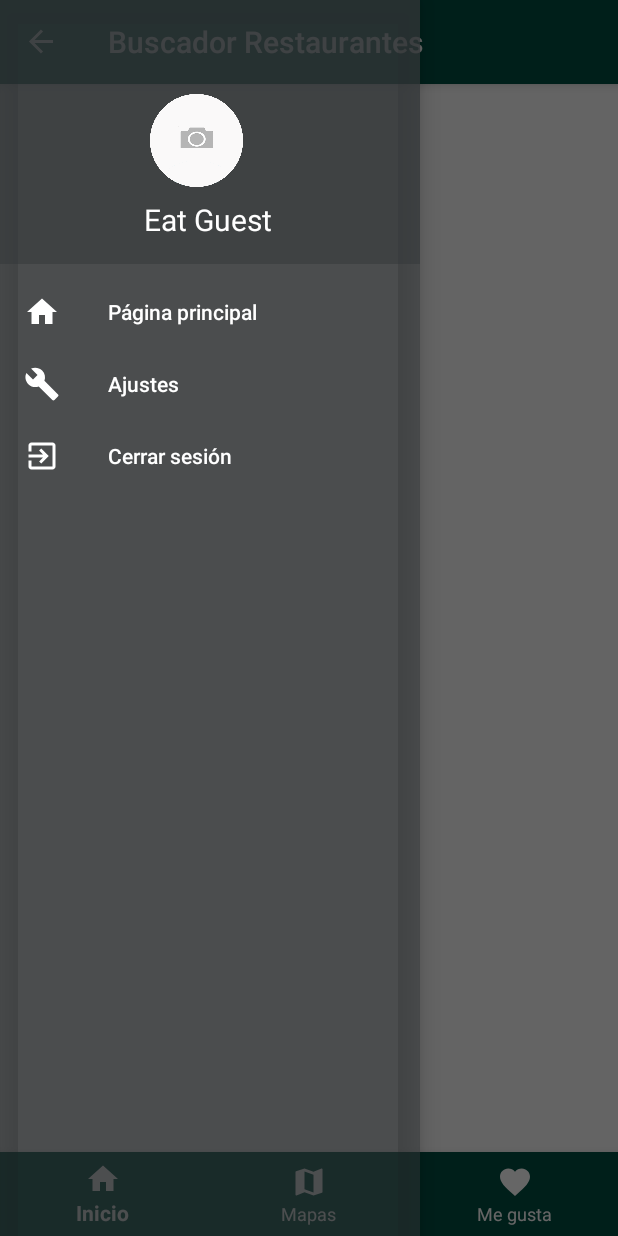
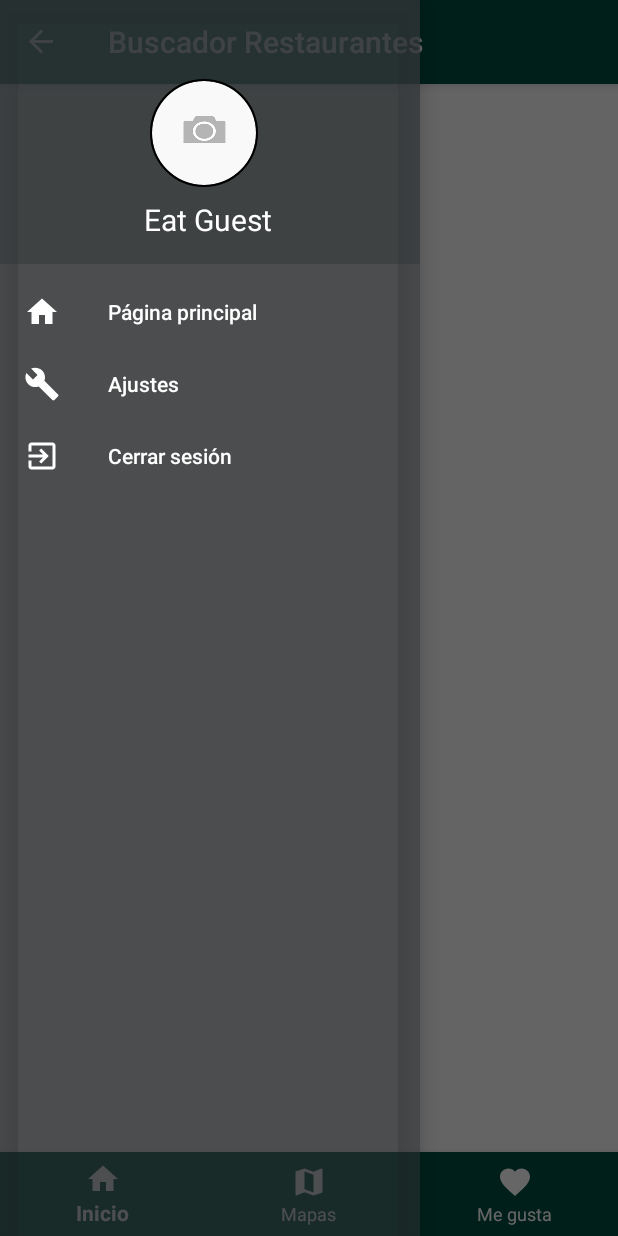
Before and after one commit to joseluisrayo/MyRestauranteV4, an Android app: the screen it shows after launch once a user with an empty profile is signed in (PrincipalActivity), with the side drawer open, on a phone screen of 412 x 824 dp. Run offline under Robolectric (Android 15) with nearby library versions, the phone set to English and light mode, and no system bars; our stand-ins replace CircleImageView, Firebase (no records; nobody signed in at launch, a user with empty details on screens opened directly), Picasso; libraries missing offline, so code that uses them is left out: com.facebook, com.facebook.login, com.mancj.materialsearchbar; pictures from the network do not load; 11 statements that could not run were skipped.

Commit message:
Actualizacion de usuarios

```diff
--- a/app/src/main/AndroidManifest.xml
+++ b/app/src/main/AndroidManifest.xml
@@ -39,7 +39,6 @@
         <meta-data
             android:name="com.facebook.sdk.ApplicationId"
             android:value="@string/facebook_app_id" />
-
         <activity
             android:name="com.facebook.FacebookActivity"
             android:configChanges="keyboard|keyboardHidden|screenLayout|screenSize|orientation"
@@ -49,10 +48,8 @@
             android:exported="true">
             <intent-filter>
                 <action android:name="android.intent.action.VIEW" />
-
                 <category android:name="android.intent.category.DEFAULT" />
                 <category android:name="android.intent.category.BROWSABLE" />
-
                 <data android:scheme="@string/fb_login_protocol_scheme" />
             </intent-filter>
         </activity>
--- a/app/src/main/java/com/example/joserayo/myrestaurantev3/Model/LoginModel.java
+++ b/app/src/main/java/com/example/joserayo/myrestaurantev3/Model/LoginModel.java
@@ -18,6 +18,7 @@ public class LoginModel implements LoginInterfaces.Model{
     public LoginModel(LoginInterfaces.TaskListener listener) {
         this.listener = listener;
         firebaseAuth=FirebaseAuth.getInstance();
+
     }
 
     @Override
@@ -30,7 +31,6 @@ public class LoginModel implements LoginInterfaces.Model{
                 } else
                 if(task.getException()!=null){
                     listener.onError(task.getException().getMessage());
-
                 }
             }
         });
--- a/app/src/main/java/com/example/joserayo/myrestaurantev3/View/ListaFragment.java
+++ b/app/src/main/java/com/example/joserayo/myrestaurantev3/View/ListaFragment.java
@@ -36,7 +36,7 @@ import java.util.List;
 
 public class ListaFragment extends Fragment{
 
-    private TextView ico_megusta;
+
     private ImageView imagensinConexion;
     private RecyclerView recyclerView;
     private DatabaseReference  mDatabase;
@@ -58,9 +58,6 @@ public class ListaFragment extends Fragment{
         recyclerView = (RecyclerView)vista.findViewById(R.id.myreclicleview);
         recyclerView.setHasFixedSize(true);
         recyclerView.setLayoutManager(new LinearLayoutManager(getContext()));
-
-        //muestra el icono
-        ico_megusta = (TextView)vista.findViewById(R.id.ico_favorite);
 
         //se instacion al id de imagensinconexion
         imagensinConexion = (ImageView)vista.findViewById(R.id.imagenSinConexion);
--- a/app/src/main/java/com/example/joserayo/myrestaurantev3/View/MainActivity.java
+++ b/app/src/main/java/com/example/joserayo/myrestaurantev3/View/MainActivity.java
@@ -15,6 +15,7 @@ import com.facebook.AccessToken;
 import com.facebook.CallbackManager;
 import com.facebook.FacebookCallback;
 import com.facebook.FacebookException;
+import com.facebook.FacebookSdk;
 import com.facebook.login.LoginResult;
 import com.facebook.login.widget.LoginButton;
 import com.google.android.gms.tasks.OnCompleteListener;
@@ -85,7 +86,7 @@ public class MainActivity extends AppCompatActivity{
         callbackManager = CallbackManager.Factory.create();
         //login por facebook
         loginButton = (LoginButton) findViewById(R.id.login_button);
-        loginButton.setReadPermissions("email");
+        loginButton.setReadPermissions("email","public_profile");
         // If using in a fragment
         //loginButton.setFragment(this);
         // Callback registration
@@ -132,8 +133,14 @@ public class MainActivity extends AppCompatActivity{
         firebaseAuth.signInWithCredential(credential).addOnCompleteListener(this, new OnCompleteListener<AuthResult>() {
             @Override
             public void onComplete(@NonNull Task<AuthResult> task) {
-                if (!task.isSuccessful()){
+                if (task.isSuccessful()){
+                    //Toast.makeText(getApplicationContext(),"Bienvenido",Toast.LENGTH_SHORT).show();
+                    FirebaseUser user = firebaseAuth.getCurrentUser();
+                    loginButton.setEnabled(true);
+                    goMainScreem();
+                }else{
                     Toast.makeText(getApplicationContext(),"Error en login",Toast.LENGTH_SHORT).show();
+                    loginButton.setEnabled(true);
                 }
 
                 //loginButton.setVisibility(View.VISIBLE);
--- a/app/src/main/java/com/example/joserayo/myrestaurantev3/View/PrincipalActivity.java
+++ b/app/src/main/java/com/example/joserayo/myrestaurantev3/View/PrincipalActivity.java
@@ -14,22 +14,34 @@ import android.support.v7.app.AppCompatActivity;
 import android.support.v7.widget.Toolbar;
 import android.view.Menu;
 import android.view.MenuItem;
+import android.view.View;
+import android.widget.ImageView;
 import android.widget.TextView;
 import com.example.joserayo.myrestaurantev3.R;
 import com.facebook.login.LoginManager;
 import com.google.firebase.auth.FirebaseAuth;
+import com.google.firebase.auth.FirebaseUser;
+import com.google.firebase.database.DatabaseReference;
+import com.google.firebase.database.FirebaseDatabase;
 
 
 public class PrincipalActivity extends AppCompatActivity
         implements NavigationView.OnNavigationItemSelectedListener {
 
     private TextView nombuser;
+    private ImageView imagenPhoto;
+    String userid="";
+    FirebaseDatabase firebaseDatabase ;
+    DatabaseReference users;
 
     @Override
     protected void onCreate(Bundle savedInstanceState) {
         super.onCreate(savedInstanceState);
         setContentView(R.layout.activity_principal);
 
+        //instanciamos la base de datos
+        firebaseDatabase = FirebaseDatabase.getInstance();
+        users = firebaseDatabase.getReference("users");
 
         Toolbar toolbar = (Toolbar) findViewById(R.id.toolbar);
         setSupportActionBar(toolbar);
@@ -43,6 +55,12 @@ public class PrincipalActivity extends AppCompatActivity
         toggle.syncState();
 
         NavigationView navigationView = (NavigationView) findViewById(R.id.nav_view);
+        ///validamos el iduser recibido
+        View hView = navigationView.getHeaderView(0);
+        nombuser = (TextView) hView.findViewById(R.id.nombreUser);
+        imagenPhoto = (ImageView)hView.findViewById(R.id.imageView);
+        userid = getIntent().getStringExtra("idUser");
+
         navigationView.setNavigationItemSelectedListener(this);
 
         BottomNavigationView bottomNavigationView = findViewById(R.id.bottom_navegation);
@@ -50,14 +68,6 @@ public class PrincipalActivity extends AppCompatActivity
 
         getSupportFragmentManager().beginTransaction().replace(R.id.fragment_container, new ListaFragment()).commit();
 
-/*
-        FirebaseUser user = FirebaseAuth.getInstance().getCurrentUser();
-       if (user !=null){
-
-        }else {
-
-            goloinScreen();
-        } */
     }
 
     private void goloinScreen(){
--- a/app/src/main/java/com/example/joserayo/myrestaurantev3/View/SingInActivity.java
+++ b/app/src/main/java/com/example/joserayo/myrestaurantev3/View/SingInActivity.java
@@ -90,7 +90,6 @@ public class SingInActivity extends AppCompatActivity implements LoginInterfaces
         } else{
             presenter.toLogin(user2.getText().toString(),pass2.getText().toString());
         }
-
     }
 
     @Override
@@ -128,6 +127,7 @@ public class SingInActivity extends AppCompatActivity implements LoginInterfaces
         super.onDestroy();
         presenter.onDestoy();
     }
+
     public void registrar(View view){
         startActivity(new Intent(this,SingUpActivity.class));
 
--- a/app/src/main/res/drawable/ic_favorite_black_24dp.xml
+++ b/app/src/main/res/drawable/ic_favorite_black_24dp.xml
@@ -4,6 +4,6 @@
         android:viewportWidth="24.0"
         android:viewportHeight="24.0">
     <path
-        android:fillColor="#FF000000"
+        android:fillColor="#FFF"
         android:pathData="M12,21.35l-1.45,-1.32C5.4,15.36 2,12.28 2,8.5 2,5.42 4.42,3 7.5,3c1.74,0 3.41,0.81 4.5,2.09C13.09,3.81 14.76,3 16.5,3 19.58,3 22,5.42 22,8.5c0,3.78 -3.4,6.86 -8.55,11.54L12,21.35z"/>
 </vector>
--- a/app/src/main/res/layout/nav_header_principal.xml
+++ b/app/src/main/res/layout/nav_header_principal.xml
@@ -12,14 +12,17 @@
     android:paddingTop="@dimen/activity_vertical_margin"
     android:theme="@style/ThemeOverlay.AppCompat.Dark">
 
-    <ImageView
+    <de.hdodenhof.circleimageview.CircleImageView
+        xmlns:app="http://schemas.android.com/apk/res-auto"
+        android:id="@+id/imageView"
         android:layout_marginLeft="80dp"
-        android:id="@+id/imageView"
-        android:layout_width="70dp"
-        android:layout_height="70dp"
+        android:layout_width="80dp"
+        android:layout_height="80dp"
         android:contentDescription="@string/nav_header_desc"
         android:paddingTop="@dimen/nav_header_vertical_spacing"
-        app:srcCompat="@drawable/iconoperfi" />
+        android:src="@drawable/iconoperfi"
+        app:civ_border_width="1dp"
+        app:civ_border_color="#FF000000"/>
 
     <TextView
         android:layout_marginLeft="80dp"
```
Also changed, not shown: app/src/main/java/com/example/joserayo/myrestaurantev3/View/HomeActivity.java (+5 -5 lines), app/src/main/java/com/example/joserayo/myrestaurantev3/View/LocationMapsFragment.java (+6 -5 lines), app/src/main/java/com/example/joserayo/myrestaurantev3/View/SingUpActivity.java (+126 -18 lines), app/src/main/res/layout/activity_main.xml (+24 -21 lines), app/src/main/res/layout/blog_row.xml (+8 -9 lines), app/src/main/res/layout/content_menu.xml (deleted, +0 -11 lines), 1 other file.
